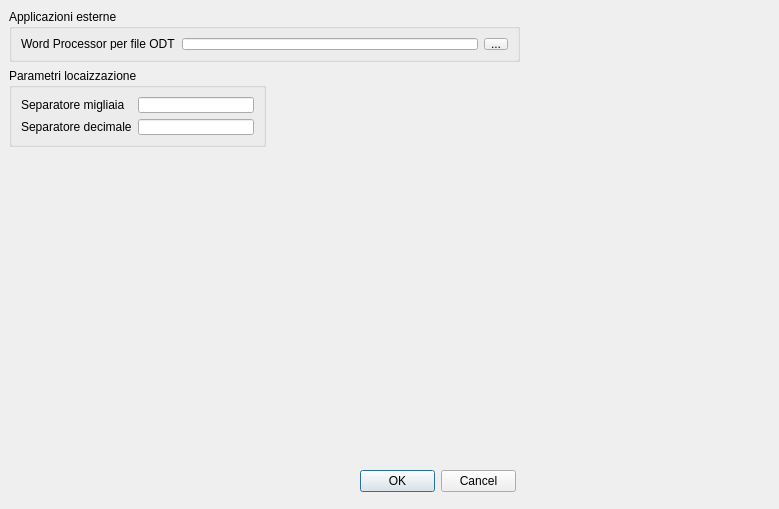
The window that qcostgui/settingsdialog.ui (mickele77/qcost) describes before a commit, drawn with Qt 5.
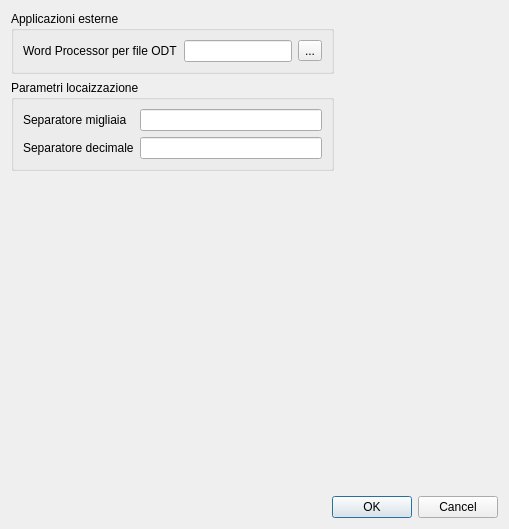
The same window after the commit.

```diff
--- a/qcostgui/settingsdialog.ui
+++ b/qcostgui/settingsdialog.ui
@@ -6,22 +6,79 @@
    <rect>
     <x>0</x>
     <y>0</y>
-    <width>779</width>
-    <height>509</height>
+    <width>509</width>
+    <height>529</height>
    </rect>
   </property>
   <property name="windowTitle">
    <string>Impostazioni</string>
   </property>
+  <layout class="QGridLayout" name="gridLayout_3">
+   <item row="2" column="0">
+    <spacer name="verticalSpacer">
+     <property name="orientation">
+      <enum>Qt::Vertical</enum>
+     </property>
+     <property name="sizeHint" stdset="0">
+      <size>
+       <width>20</width>
+       <height>40</height>
+      </size>
+     </property>
+    </spacer>
+   </item>
+   <item row="1" column="0">
+    <widget class="QGroupBox" name="localGroupBox">
+     <property name="title">
+      <string>Parametri locaizzazione</string>
+     </property>
+     <layout class="QGridLayout" name="gridLayout_2">
+      <item row="0" column="0">
+       <widget class="QLabel" name="thSeparatorLabel">
+        <property name="text">
+         <string>Separatore migliaia</string>
+        </property>
+       </widget>
+      </item>
+      <item row="1" column="0" colspan="2">
+       <widget class="QLabel" name="decSeparatorLabel">
+        <property name="text">
+         <string>Separatore decimale</string>
+        </property>
+       </widget>
+      </item>
+      <item row="1" column="2">
+       <widget class="QLineEdit" name="decSeparatorLEdit">
+        <property name="maxLength">
+         <number>1</number>
+        </property>
+       </widget>
+      </item>
+      <item row="0" column="2">
+       <widget class="QLineEdit" name="thSeparatorLEdit">
+        <property name="maxLength">
+         <number>1</number>
+        </property>
+       </widget>
+      </item>
+     </layout>
+    </widget>
+   </item>
+   <item row="1" column="1">
+    <spacer name="horizontalSpacer">
+     <property name="orientation">
+      <enum>Qt::Horizontal</enum>
+     </property>
+     <property name="sizeHint" stdset="0">
+      <size>
+       <width>40</width>
+       <height>20</height>
+      </size>
+     </property>
+    </spacer>
+   </item>
+   <item row="0" column="0">
   <widget class="QGroupBox" name="groupBox">
-   <property name="geometry">
-    <rect>
-     <x>9</x>
-     <y>9</y>
-     <width>511</width>
-     <height>53</height>
-    </rect>
-   </property>
    <property name="title">
     <string>Applicazioni esterne</string>
    </property>
@@ -45,15 +102,9 @@
     </item>
    </layout>
   </widget>
+   </item>
+   <item row="3" column="0" colspan="2">
   <widget class="QDialogButtonBox" name="buttonBox">
-   <property name="geometry">
-    <rect>
-     <x>360</x>
-     <y>470</y>
-     <width>156</width>
-     <height>23</height>
-    </rect>
-   </property>
    <property name="orientation">
     <enum>Qt::Horizontal</enum>
    </property>
@@ -61,49 +112,8 @@
     <set>QDialogButtonBox::Cancel|QDialogButtonBox::Ok</set>
    </property>
   </widget>
-  <widget class="QGroupBox" name="localGroupBox">
-   <property name="geometry">
-    <rect>
-     <x>9</x>
-     <y>68</y>
-     <width>257</width>
-     <height>79</height>
-    </rect>
-   </property>
-   <property name="title">
-    <string>Parametri locaizzazione</string>
-   </property>
-   <layout class="QGridLayout" name="gridLayout_2">
-    <item row="0" column="0">
-     <widget class="QLabel" name="thSeparatorLabel">
-      <property name="text">
-       <string>Separatore migliaia</string>
-      </property>
-     </widget>
-    </item>
-    <item row="1" column="0" colspan="2">
-     <widget class="QLabel" name="decSeparatorLabel">
-      <property name="text">
-       <string>Separatore decimale</string>
-      </property>
-     </widget>
-    </item>
-    <item row="1" column="2">
-     <widget class="QLineEdit" name="decSeparatorLEdit">
-      <property name="maxLength">
-       <number>1</number>
-      </property>
-     </widget>
-    </item>
-    <item row="0" column="2">
-     <widget class="QLineEdit" name="thSeparatorLEdit">
-      <property name="maxLength">
-       <number>1</number>
-      </property>
-     </widget>
-    </item>
-   </layout>
-  </widget>
+   </item>
+  </layout>
  </widget>
  <resources/>
  <connections>
```
Lines whose indentation alone changed are shown as unchanged.
